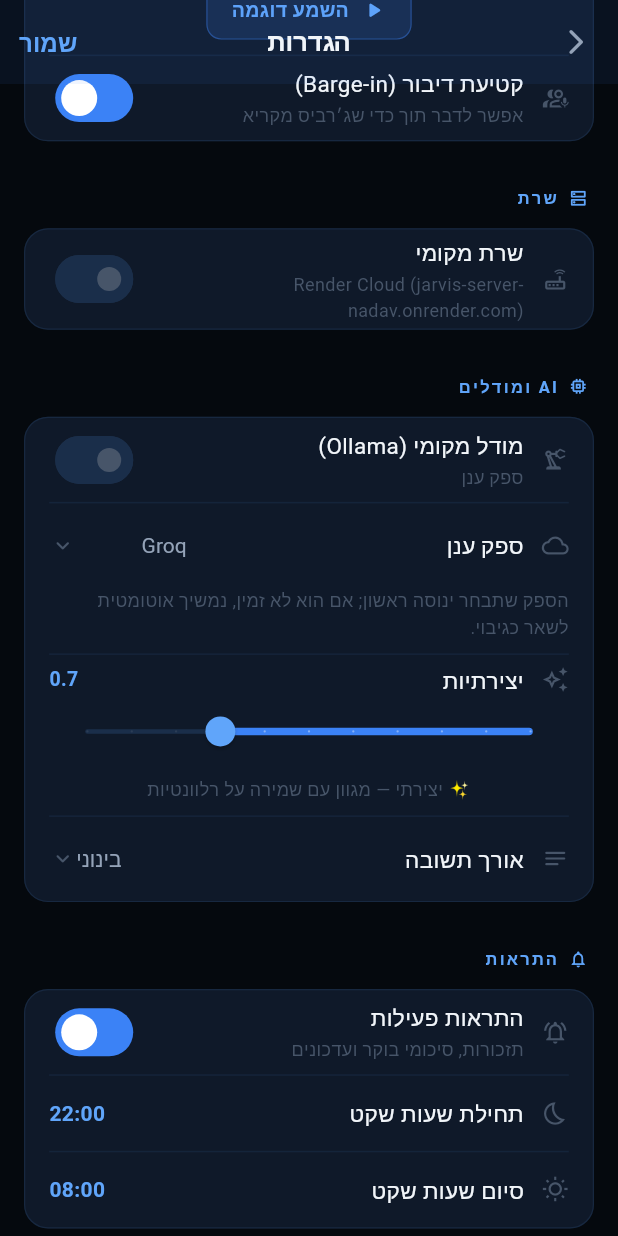
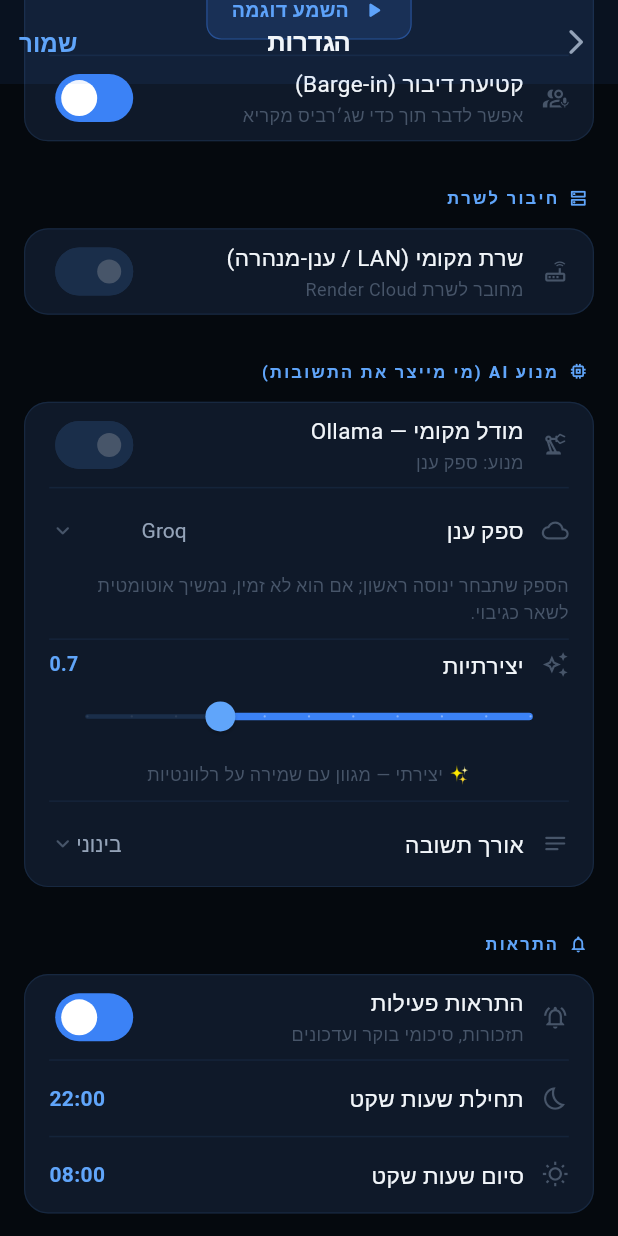
Before and after one commit to NadavZ-sketch/jarvis-server-nadav, a Flutter app: the SettingsScreen screen opened directly with empty values, scrolled down 1728 dp, on a phone screen of 412 x 824 dp. Run offline on Flutter 3.47's test engine with Material 3 defaults, Android fonts, the phone set to English and light mode, and no system bars; our stand-ins replace audioplayers, fl_chart, flutter_local_notifications, flutter_tts, image_picker, permission_handler and 4 more; accounts and stored records are empty; network calls fail; Roboto replaces fonts that are missing (Heebo).

Commit message:
clarify settings labels: server connection vs AI model engine
- Rename section header "שרת" → "חיבור לשרת" (where the app sends requests)
- Rename section header "AI ומודלים" → "מנוע AI (מי מייצר את התשובות)"
- Update toggle labels: "שרת מקומי" adds "(LAN / ענן-מנהרה)" suffix
- Update toggle labels: "מודל מקומי (Ollama)" → "מודל מקומי — Ollama"
- Update subtitles to spell out exactly what is connected/active

These two settings are independent dimensions:
- Server connection = which host the app talks to
- AI model = which LLM the server uses to generate answers

https://claude.ai/code/session_01MyLTUk4jAYq74NcdAZAHFC

```diff
--- a/jarvis_mobile/lib/settings_screen.dart
+++ b/jarvis_mobile/lib/settings_screen.dart
@@ -1137,13 +1137,13 @@ class _SettingsScreenState extends State<SettingsScreen> {
             ]),
 
             // ── שרת ──────────────────────────────────────────────────────────
-            _sectionHeader('שרת', Icons.dns_outlined),
+            _sectionHeader('חיבור לשרת', Icons.dns_outlined),
             _card([
               _rowSwitch(
-                label: 'שרת מקומי',
+                label: 'שרת מקומי (LAN / ענן-מנהרה)',
                 subtitle: _s.useLocalServer
-                    ? _s.localServerUrl
-                    : 'Render Cloud (${AppSettings.cloudServerUrl.replaceFirst('https://', '')})',
+                    ? 'מתחבר אל: ${_s.localServerUrl}'
+                    : 'מחובר לשרת Render Cloud',
                 icon: Icons.router_outlined,
                 value: _s.useLocalServer,
                 onChanged: (val) => setState(() => _s.useLocalServer = val),
@@ -1261,13 +1261,13 @@ class _SettingsScreenState extends State<SettingsScreen> {
             ]),
 
             // ── מודל AI ──────────────────────────────────────────────────────
-            _sectionHeader('AI ומודלים', Icons.memory_outlined),
+            _sectionHeader('מנוע AI (מי מייצר את התשובות)', Icons.memory_outlined),
             _card([
               _rowSwitch(
-                label: 'מודל מקומי (Ollama)',
+                label: 'מודל מקומי — Ollama',
                 subtitle: _s.useLocalModel
-                    ? 'Ollama על השרת המקומי'
-                    : 'ספק ענן',
+                    ? 'מנוע: Ollama (דרך השרת)'
+                    : 'מנוע: ספק ענן',
                 icon: Icons.precision_manufacturing_outlined,
                 value: _s.useLocalModel,
                 onChanged: (val) => setState(() => _s.useLocalModel = val),
```
